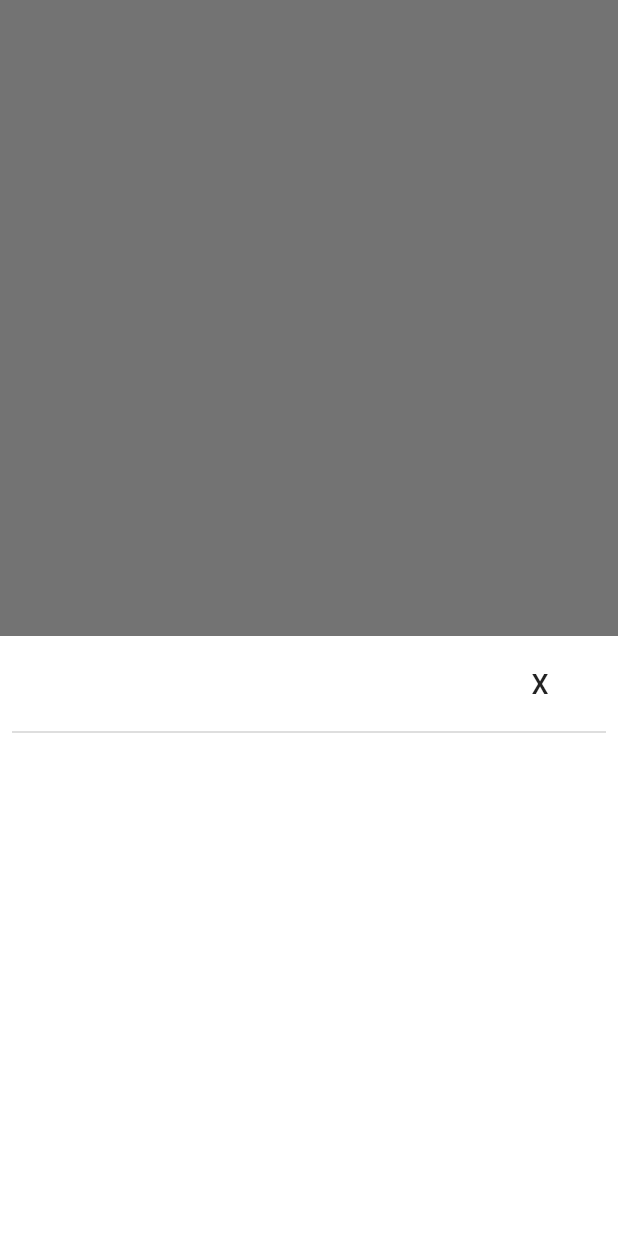
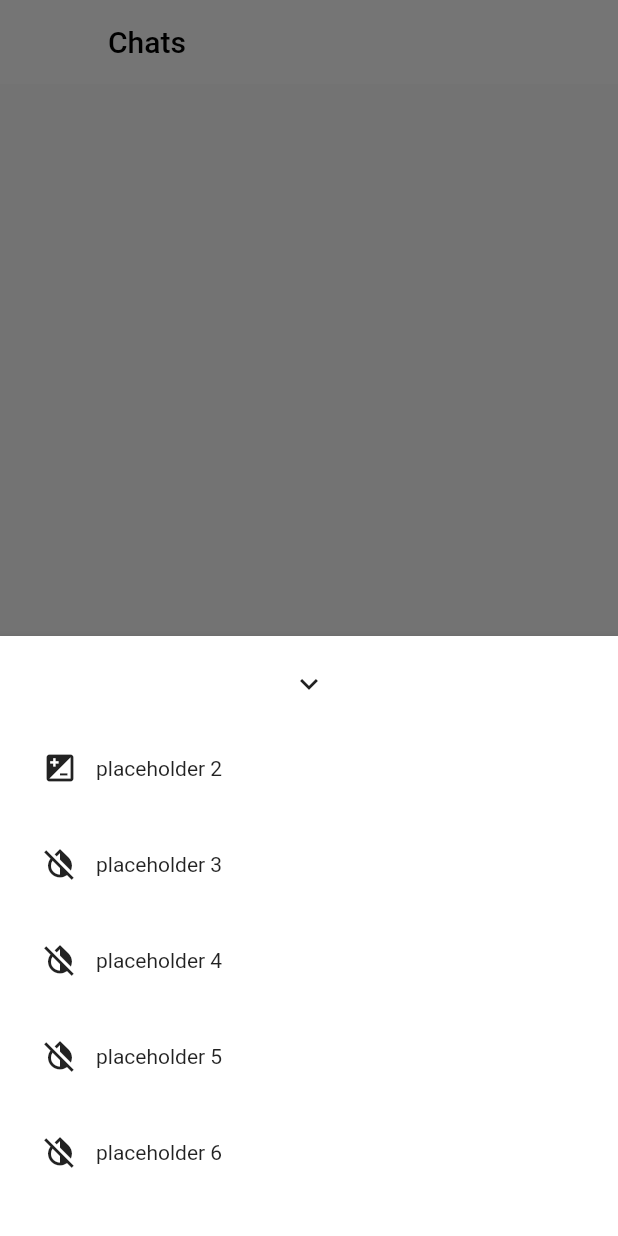
Before and after one commit to shlemph/Saturn-Flutter, a Flutter app: the ProfileForm screen opened by its route, after a tap on "Submit", after a tap on the "menu" icon, on a phone screen of 412 x 824 dp. Run offline on Flutter 3.47's test engine with Material 2 defaults, Android fonts, the phone set to English and light mode, and no system bars; our stand-ins replace cached_network_image, dio, flutter_secure_storage, shared_preferences; missing offline and left inert: async_loader, flutter_fetch_widget; accounts and stored records are empty; network calls fail.

Commit message:
AppModel Seperation from UI

```diff
--- /dev/null
+++ b/lib/AppModel.dart
@@ -0,0 +1,15 @@
+import 'package:scoped_model/scoped_model.dart';
+import 'package:flutter_secure_storage/flutter_secure_storage.dart';
+
+
+class AppModel extends Model {
+final storage = new FlutterSecureStorage();
+
+String name = '';
+
+void setName(String string) async {
+  name = string;
+  notifyListeners();
+}
+
+}
--- a/lib/Homepage.dart
+++ b/lib/Homepage.dart
@@ -1,11 +1,6 @@
 import 'package:flutter/material.dart';
-import 'package:cached_network_image/cached_network_image.dart';
-import './screens/Page1.dart' as First;
-import './screens/Page2.dart' as Second;
-import './screens/Page3.dart' as Third;
-import './screens/Page4.dart' as Four;
 import './screens/Messages.dart' as Messages;
-import 'package:stellaris/screens/widgets.dart';
+import 'package:flutter/foundation.dart';
 
 class HomePage extends StatefulWidget {
   @override
@@ -15,12 +10,13 @@ class HomePage extends StatefulWidget {
 }
 
 class HomePageState extends State<HomePage> {
-
   void _showModalSheet() {
     showModalBottomSheet(
         context: context,
         builder: (builder) {
-          return new Container(
+          return new Material(
+            elevation: 5.0,
+                      child: new Container(
               height: 400.0,
               color: Colors.white,
               child: new Padding(
@@ -29,18 +25,40 @@ class HomePageState extends State<HomePage> {
                   crossAxisAlignment: CrossAxisAlignment.stretch,
                   children: <Widget>[
                     new Row(
-                  mainAxisAlignment: MainAxisAlignment.end,
+                      crossAxisAlignment: CrossAxisAlignment.center,
+                      mainAxisAlignment: MainAxisAlignment.center,
                       children: <Widget>[
-                    new FlatButton(child: new Text("X", style: new TextStyle(fontSize: 18.0),), onPressed: () {})
+                        new IconButton(
+                          icon: new Icon(Icons.keyboard_arrow_down), onPressed: () {},
+                        )
                       ],
                     ),
-                new Divider(color: Colors.black26,)
+                   new MenuItem(
+                     icon: Icon(Icons.iso),
+                     text: 'placeholder 2',
+                   ),
+                   new MenuItem(
+                     icon: new Icon(Icons.invert_colors_off),
+                     text: 'placeholder 3',
+                   ),
+                   new MenuItem(
+                     icon: new Icon(Icons.invert_colors_off),
+                     text: 'placeholder 4',
+                   ),
+                   new MenuItem(
+                     icon: new Icon(Icons.invert_colors_off),
+                     text: 'placeholder 5',
+                   ),
+                   new MenuItem(
+                     icon: new Icon(Icons.invert_colors_off),
+                     text: 'placeholder 6',
+                   ),
                   ],
                 ),
               ),
+            ),
           );
-        }
-      );
+        });
   }
 
   @override
@@ -49,6 +67,15 @@ class HomePageState extends State<HomePage> {
       shadowColor: Colors.pink,
       child: new Scaffold(
         body: Messages.Messages(),
+        appBar: new AppBar(
+          title: new Text(
+            "Chats",
+            style: new TextStyle(color: Colors.black),
+          ),
+          leading: new Container(),
+          elevation: 0.0,
+          backgroundColor: Colors.white,
+        ),
         bottomNavigationBar: new BottomAppBar(
           hasNotch: true,
           color: new Color(0xFF6200ea),
@@ -65,7 +92,10 @@ class HomePageState extends State<HomePage> {
               new Padding(
                 padding: const EdgeInsets.only(left: 200.0),
                 child: new IconButton(
-                    icon: Icon(Icons.search), color: Colors.white, onPressed: () => {},),
+                  icon: Icon(Icons.search),
+                  color: Colors.white,
+                  onPressed: () => {},
+                ),
               ),
               new IconButton(
                 icon: Icon(Icons.person),
@@ -84,8 +114,6 @@ class HomePageState extends State<HomePage> {
   }
 }
 
-
-
 class FAB extends StatelessWidget {
   @override
   Widget build(BuildContext context) {
@@ -99,3 +127,34 @@ class FAB extends StatelessWidget {
     );
   }
 }
+
+class MenuItem extends StatelessWidget {
+  final String text;
+  final Icon icon;
+
+  MenuItem({
+    @required this.text,
+    @required this.icon
+  });
+
+  @override
+  Widget build(BuildContext context) {
+    return new Padding(
+      padding: const EdgeInsets.all(8.0),
+      child: new Container(
+        decoration: new BoxDecoration(
+          borderRadius: new BorderRadius.circular(8.0),
+          color: Colors.white,
+        ),
+        child: new Row(
+          children: <Widget>[
+            new IconButton(
+              icon: icon, onPressed: () {},
+            ),
+            new Text(text)
+          ],
+        ),
+      ),
+    );
+  }
+}
--- a/lib/main.dart
+++ b/lib/main.dart
@@ -12,6 +12,7 @@ import './screens/Page3.dart';
 import './screens/Page4.dart';
 import './screens/ProfileForm.dart';
 import 'package:shared_preferences/shared_preferences.dart';
+import './AppModel.dart';
 
 void main() => runApp(new MyApp());
 
@@ -20,7 +21,9 @@ class MyApp extends StatelessWidget {
   final storage = new FlutterSecureStorage();
   @override
   Widget build(BuildContext context) {
-    return new MaterialApp(
+    return new ScopedModel<AppModel>(
+      model: new AppModel(),
+          child: new MaterialApp(
 
         debugShowCheckedModeBanner: false,
         showPerformanceOverlay: false,
@@ -34,6 +37,7 @@ class MyApp extends StatelessWidget {
           "/Page3": (BuildContext context) => new Third(),
           "/Page4": (BuildContext context) => new Four(),
         },
+      ),
     );
   }
 }
--- a/lib/screens/Messages.dart
+++ b/lib/screens/Messages.dart
@@ -2,7 +2,6 @@ import 'dart:async';
 import 'dart:convert';
 import 'package:flutter/material.dart';
 import 'package:http/http.dart' as http;
-import 'package:stellaris/screens/widgets.dart';
 
 class Messages extends StatefulWidget {
   @override
@@ -20,10 +19,12 @@ class _MessagesState extends State<Messages> {
       var extractdata = JSON.decode(response.body);
       data = extractdata["results"];
     });
+    return "Success";
   }
 
   @override
   void initState() {
+    super.initState();
     this.makeRequest();
   }
 
--- a/lib/screens/Page4.dart
+++ b/lib/screens/Page4.dart
@@ -1,10 +1,11 @@
 import 'dart:async';
-import 'package:http/http.dart' as http;
 import 'package:flutter/material.dart';
 import 'package:cached_network_image/cached_network_image.dart';
 import 'dart:convert' as convert;
 import 'package:flutter_fetch_widget/flutter_fetch_widget.dart';
 import 'package:flutter_secure_storage/flutter_secure_storage.dart';
+import 'package:scoped_model/scoped_model.dart';
+import '../AppModel.dart';
 
 class Four extends StatelessWidget {
   final storage = new FlutterSecureStorage();
@@ -13,7 +14,9 @@ class Four extends StatelessWidget {
 
   @override
   Widget build(BuildContext context) {
-        return new Scaffold(
+        return new ScopedModelDescendant<AppModel>(
+          builder: (context, child, model) =>
+             new Scaffold(
             bottomNavigationBar: new BottomAppBar(
               hasNotch: true,
               color: new Color(0xFF6200ea),
@@ -63,7 +66,7 @@ class Four extends StatelessWidget {
                           ),
                         ),
                       ),
-                    new Text("Aidan"),
+                      new Text(model.name.toString()),
                   new Padding(
                   padding: const EdgeInsets.fromLTRB(8.0, 15.0, 8.0, 8.0),
                   child: new FetchWidget<Balance>(
@@ -87,8 +90,8 @@ class Four extends StatelessWidget {
                             child: new IconButton(
                               color: Colors.white,
                               onPressed: () async{ fetchPost.doFetch();
-                            final user_id = await storage.read(key: 'user_id');
-                            print(user_id);
+                              final userId = await storage.read(key: 'user_id');
+                              print(userId);
                               },
                               icon: new Icon(Icons.refresh),
                             ),
@@ -103,6 +106,7 @@ class Four extends StatelessWidget {
             ],
           ),
       ),
+    ),
         );
   }
 }
@@ -115,6 +119,7 @@ Balance _toPost(response) {
     print(myMap['balance']);
     return new Balance(myMap['balance']);
   }
+  return null;
 }
 
 class Balance {
--- a/lib/screens/ProfileForm.dart
+++ b/lib/screens/ProfileForm.dart
@@ -1,14 +1,12 @@
-import 'dart:async';
-import 'dart:io';
-import 'package:http/http.dart' as http;
+
 import 'package:flutter/material.dart';
-import 'package:path/path.dart';
-import 'package:stellaris/Homepage.dart';
 import 'package:flutter_secure_storage/flutter_secure_storage.dart';
 import 'package:shared_preferences/shared_preferences.dart';
 import '../main.dart';
 import 'dart:convert' as convert;
 import 'package:dio/dio.dart';
+import 'package:scoped_model/scoped_model.dart';
+import '../AppModel.dart';
 
 class ProfileForm extends StatefulWidget {
   @override
@@ -35,7 +33,9 @@ class ProfileFormState extends State<ProfileForm> {
   final storage = new FlutterSecureStorage();
   @override
   Widget build(BuildContext context) {
-    return new Scaffold(
+    return new ScopedModelDescendant<AppModel>(
+      builder: (context, child, model) =>
+         new Scaffold(
           body: new Center(
         child: new Container(
           child: new Padding(
@@ -92,7 +92,7 @@ class ProfileFormState extends State<ProfileForm> {
                     elevation: 5.0,
                     child: Text("Submit", style: new TextStyle(color: Colors.white),),
                     onPressed: () {
-                    submit();
+                      model.setName(_firstName);
                       Navigator.of(context).pushReplacementNamed('/HomePage');
                     },
                   ),
@@ -101,7 +101,8 @@ class ProfileFormState extends State<ProfileForm> {
             ),
           ),
         ),
-    ));
+      )),
+    );
   }
 
   // Sets AuthState to true and Registers User
@@ -119,9 +120,9 @@ class ProfileFormState extends State<ProfileForm> {
     var url = "https://matrix.org/_matrix/client/r0/register";
     Response response = await dio.post(url, data: {"username": "$_userName", "auth": {"type":"m.login.token"}});
     final json = convert.json.decode(response.data);
-    String access_token = json['access_token'];
+    String accessToken = json['access_token'];
     // await prefs.setBool('authState', true);
-    print("User Signed In" + "${response.data}");
+    print("User Signed In" + "${response.data}"+ "$accessToken");
   }
 
 
--- a/lib/screens/SignUp.dart
+++ b/lib/screens/SignUp.dart
@@ -1,7 +1,5 @@
 import 'package:flutter/material.dart';
 import 'ProfileForm.dart';
-import 'package:flutter_secure_storage/flutter_secure_storage.dart';
-import 'package:cached_network_image/cached_network_image.dart';
 
 class SignUp extends StatelessWidget {
   @override
--- a/pubspec.yaml
+++ b/pubspec.yaml
@@ -30,6 +30,7 @@ dev_dependencies:
 flutter:
   assets:
     - assets/planet.png
+    - assets/ezgif.com-gif-maker(1).gif
 
   # The following line ensures that the Material Icons font is
   # included with your application, so that you can use the icons in
```
Lines whose indentation alone changed are shown as unchanged.
